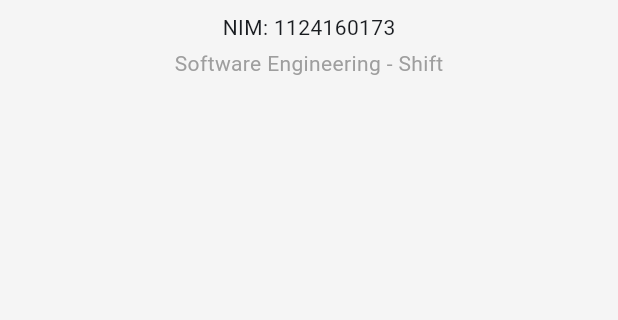
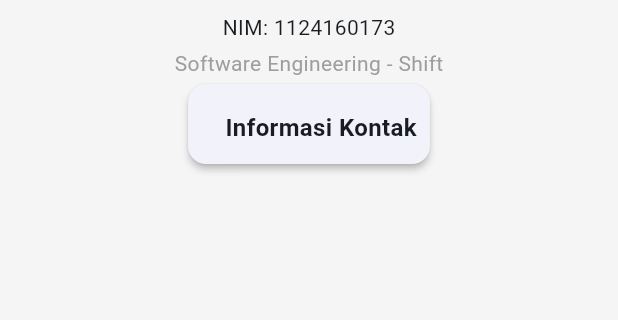
Before and after one commit to Azis020/uts-pml-1124160173, a Flutter app: the screen it shows after launch, on a phone screen of 412 x 824 dp, the part 360-680 px from its top. Run offline on Flutter 3.47's test engine with Material 3 defaults, Android fonts, the phone set to English and light mode, and no system bars.

Commit message:
membuat susunan untuk properti card 1

```diff
--- a/lib/main.dart
+++ b/lib/main.dart
@@ -87,6 +87,30 @@ class ProfilePages extends StatelessWidget {
                       ),
                     ),
 
+                  Card(
+                    elevation: 2,
+                    shape: RoundedRectangleBorder(
+                      borderRadius: BorderRadiusGeometry.circular(12),
+                    ),
+                    child: Padding(
+                      padding: const EdgeInsets.all(8.8),
+                      child: Column(
+                        crossAxisAlignment: CrossAxisAlignment.start,
+                        children: const [
+                          Padding(
+                            padding: EdgeInsets.only(left: 16.0, top: 8.8, bottom: 4.0),
+                            child: Text(
+                              'Informasi Kontak',
+                              style: TextStyle(
+                                fontSize: 16,
+                                fontWeight: FontWeight.bold,
+                              ),
+                            ),
+                            ),
+                        ],
+                      ),
+                      ),
+                  ),
                 ],
             ),
           ),
```
